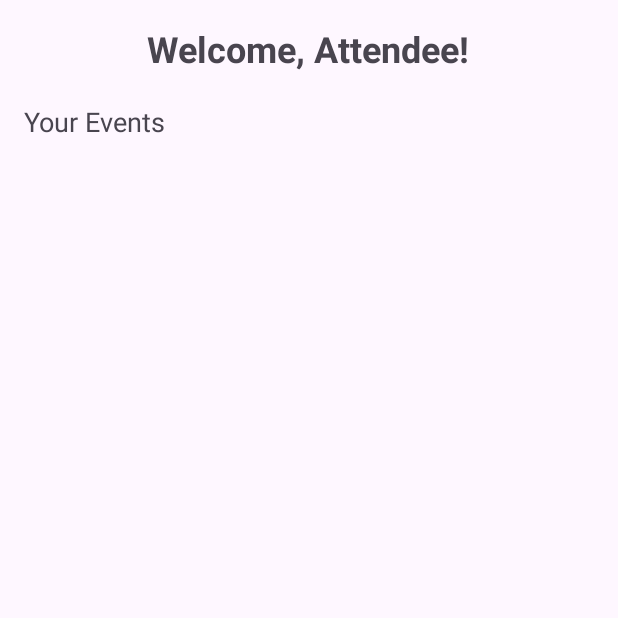
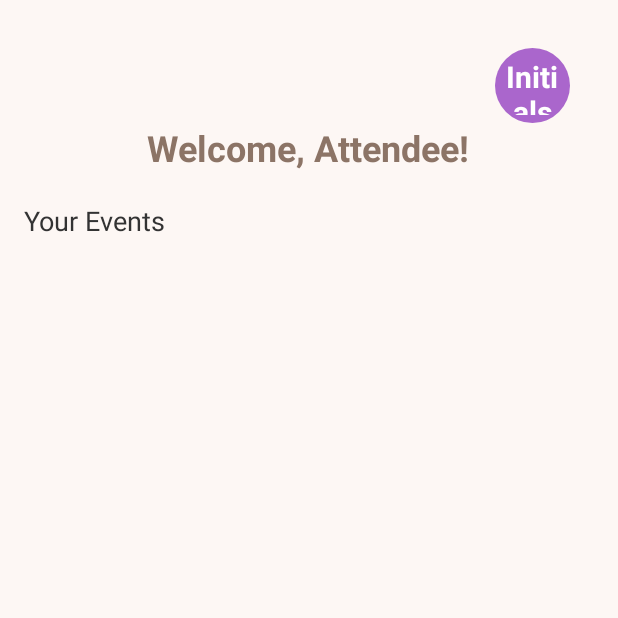
Before and after one commit to CMPUT301F24jobber/QueueUp, an Android app: the AttendeeHome screen opened directly, with no data from a screen before it, on a phone screen of 412 x 824 dp, the top half of it. Run offline under Robolectric (Android 15) with nearby library versions, the light colour scheme and no system bars; our stand-ins replace Firebase (no records; nobody signed in at launch, a user with empty details on screens opened directly).

Commit message:
Added view profile for attendees
-[x] Added view profile button in attendee_home_fragment.
-[x] View profile button appears as a pfp icon with the initials of the user.
-[x] Redirects to attendee_profile which displays username, name, pfp (initials), phone number, email
-[x] Added back button in attendee_profile which redirects to attendee_home

-[ ] Must account profile pictures.
-[ ] Overall format of UI should be cleaned up.

```diff
--- a/app/src/main/AndroidManifest.xml
+++ b/app/src/main/AndroidManifest.xml
@@ -34,6 +34,11 @@
             android:name="com.example.queueup.views.attendee.AttendeeHome"
             android:exported="true">
         </activity>
+        <activity
+            android:name=".views.profiles.AttendeeProfileActivity"
+            android:exported="true">
+        </activity>
+
     </application>
 
 </manifest>
--- a/app/src/main/java/com/example/queueup/models/User.java
+++ b/app/src/main/java/com/example/queueup/models/User.java
@@ -53,6 +53,11 @@
     public String getFirstName() {
         return firstName;
     }
+
+    public String getInitials() {
+        return firstName.substring(0, 1).toUpperCase() + lastName.substring(0, 1).toUpperCase();
+    }
+
 
     public void setFirstName(String firstName) {
         this.firstName = firstName;
--- a/app/src/main/java/com/example/queueup/views/attendee/AttendeeHome.java
+++ b/app/src/main/java/com/example/queueup/views/attendee/AttendeeHome.java
@@ -1,20 +1,34 @@
 package com.example.queueup.views.attendee;
 
+import android.content.Intent;
 import android.os.Bundle;
 import android.util.Log;
+import android.widget.FrameLayout;
 import android.widget.TextView;
 import androidx.appcompat.app.AppCompatActivity;
 import com.example.queueup.R;
 import com.example.queueup.controllers.UserController;
 import com.example.queueup.models.User;
+import com.example.queueup.views.profiles.AttendeeProfileActivity;
 import com.google.firebase.firestore.FirebaseFirestore;
 import com.google.firebase.firestore.QueryDocumentSnapshot;
 
+/**
+ * The AttendeeHome class represents the home screen for attendees
+ * Displays a welcome message, allows navigation to the attendee's profile, and fetches user data.
+ */
 public class AttendeeHome extends AppCompatActivity {
     private FirebaseFirestore db;
     private TextView titleTextView;
+    private TextView profileInitialsTextView;  // TextView to hold the initials
+    private FrameLayout profileInitialsFrame;  // FrameLayout for the initials circle
     private String deviceId;
 
+    /**
+     * Called when the activity is first created.
+     *
+     * @param savedInstanceState If the activity is being re-initialized after previously being shut down, this contains the saved data.
+     */
     @Override
     protected void onCreate(Bundle savedInstanceState) {
         super.onCreate(savedInstanceState);
@@ -23,6 +37,8 @@ public class AttendeeHome extends AppCompatActivity {
         // Initialize Firestore and TextView
         db = FirebaseFirestore.getInstance();
         titleTextView = findViewById(R.id.titleTextView);
+        profileInitialsTextView = findViewById(R.id.profileInitialsTextView);  // Find the initials TextView
+        profileInitialsFrame = findViewById(R.id.profileInitialsFrame);  // Find the FrameLayout
 
         // Get deviceId from intent or UserController
         deviceId = getIntent().getStringExtra("deviceId");
@@ -30,25 +46,44 @@ public class AttendeeHome extends AppCompatActivity {
             deviceId = UserController.getInstance().getDeviceId(getApplicationContext());  // Fetch from UserController if not passed
         }
 
-        // Fetch user data from Firestore based on device ID
+        // Set up listener for profile initials (similar to a button)
+        profileInitialsFrame.setOnClickListener(v -> {
+            Intent intent = new Intent(AttendeeHome.this, AttendeeProfileActivity.class);
+            intent.putExtra("deviceId", deviceId);
+            startActivity(intent);
+        });
+
+        // Fetch user data
         fetchUserData();
     }
 
+    /**
+     * Fetches user data from Firestore and updates the UI with the user's first name and initials.
+     */
     private void fetchUserData() {
         db.collection("users")
                 .whereEqualTo("deviceId", deviceId)
                 .get()
                 .addOnCompleteListener(task -> {
                     if (task.isSuccessful() && !task.getResult().isEmpty()) {
-                        // if dev ID found in Firestore
                         for (QueryDocumentSnapshot document : task.getResult()) {
                             User user = document.toObject(User.class);
                             String firstName = user.getFirstName();
+                            String lastName = user.getLastName();
 
+                            // Set the welcome text
                             if (firstName != null && !firstName.isEmpty()) {
                                 titleTextView.setText("Welcome, " + firstName + "!");
                             } else {
-                                titleTextView.setText("Welcome, Attendee!");  // Couldn't retrieve first name
+                                titleTextView.setText("Welcome, Attendee!");
+                            }
+
+                            // Set the initials in the TextView
+                            if (firstName != null && lastName != null) {
+                                String initials = firstName.substring(0, 1) + lastName.substring(0, 1);
+                                profileInitialsTextView.setText(initials);  // Set the extracted initials
+                            } else if (firstName != null) {
+                                profileInitialsTextView.setText(firstName.substring(0, 1));  // Only first name available
                             }
                         }
                     } else {
--- /dev/null
+++ b/app/src/main/res/drawable/circle_shape.xml
@@ -0,0 +1,6 @@
+<!-- res/drawable/circle_shape.xml -->
+<shape xmlns:android="http://schemas.android.com/apk/res/android">
+    <solid android:color="@android:color/holo_purple"/>
+    <size android:width="100dp" android:height="100dp"/>
+    <corners android:radius="50dp"/> <!-- Makes it a circle -->
+</shape>
--- a/app/src/main/res/layout/attendee_home_fragment.xml
+++ b/app/src/main/res/layout/attendee_home_fragment.xml
@@ -2,8 +2,34 @@
 <RelativeLayout xmlns:android="http://schemas.android.com/apk/res/android"
     android:layout_width="match_parent"
     android:layout_height="match_parent"
-    android:padding="16dp">
+    android:padding="16dp"
+    android:background="#FDF7F4">
 
+    <!-- Profile Initials in Circle (Top Right) -->
+    <FrameLayout
+        android:id="@+id/profileInitialsFrame"
+        android:layout_width="50dp"
+        android:layout_height="50dp"
+        android:layout_alignParentEnd="true"
+        android:layout_marginEnd="16dp"
+        android:layout_marginTop="16dp"
+        android:background="@drawable/circle_shape">
+
+        <!-- Initials Text -->
+        <TextView
+            android:id="@+id/profileInitialsTextView"
+            android:layout_width="match_parent"
+            android:layout_height="match_parent"
+            android:text="Initials"
+            android:textSize="20sp"
+            android:textStyle="bold"
+            android:textColor="@android:color/white"
+            android:gravity="center"
+            android:padding="5dp"
+            android:visibility="visible" />
+        </FrameLayout>
+
+    <!-- Title -->
     <TextView
         android:id="@+id/titleTextView"
         android:layout_width="wrap_content"
@@ -11,8 +37,10 @@
         android:text="Welcome, Attendee!"
         android:textSize="24sp"
         android:textStyle="bold"
+        android:textColor="#8C7466"
         android:layout_centerHorizontal="true"
-        android:layout_marginBottom="20dp" />
+        android:layout_marginBottom="20dp"
+        android:layout_below="@id/profileInitialsFrame"/>
 
     <!-- User Info Section -->
     <TextView
@@ -21,13 +49,14 @@
         android:layout_height="wrap_content"
         android:text="Your Events"
         android:textSize="18sp"
+        android:textColor="#333333"
         android:layout_below="@id/titleTextView"
         android:layout_marginBottom="20dp" />
 
     <!-- ListView for Events -->
     <ListView
         android:id="@+id/eventsListView"
-        android:layout_width="wrap_content"
+        android:layout_width="match_parent"
         android:layout_height="471dp"
         android:layout_below="@id/userInfoTextView"
         android:divider="@android:color/darker_gray"
```
Also changed, not shown: app/src/main/java/com/example/queueup/views/profiles/AttendeeProfileActivity.java (added, +101 -0 lines), app/src/main/res/layout/attendee_profile.xml (added, +97 -0 lines).
